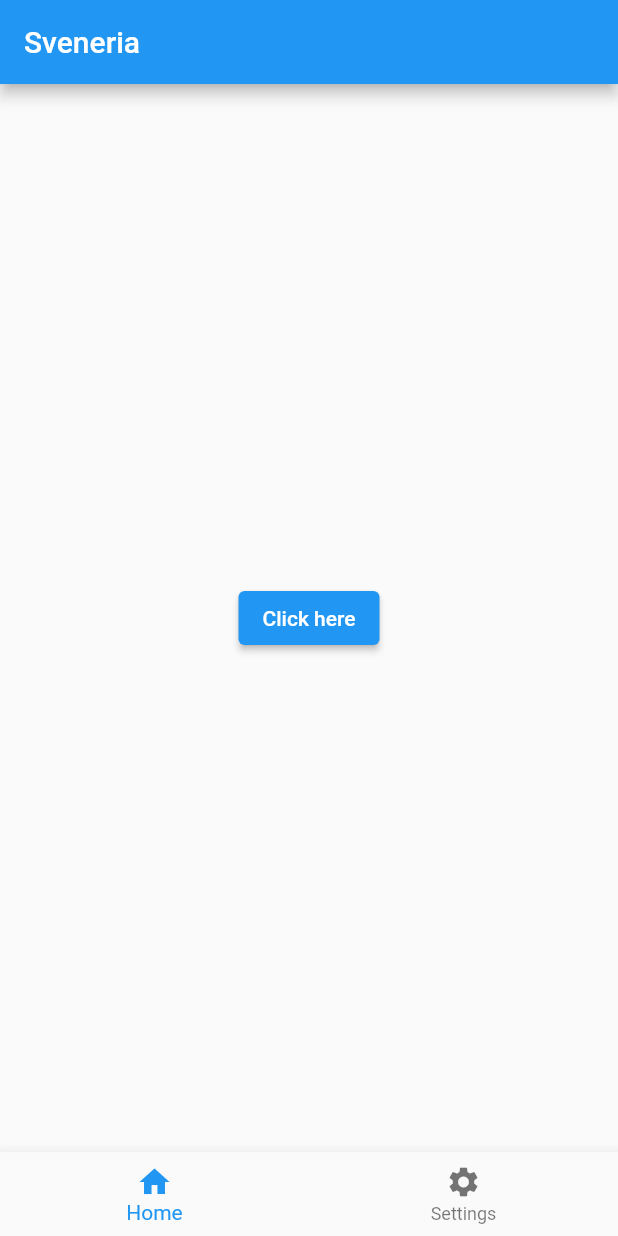
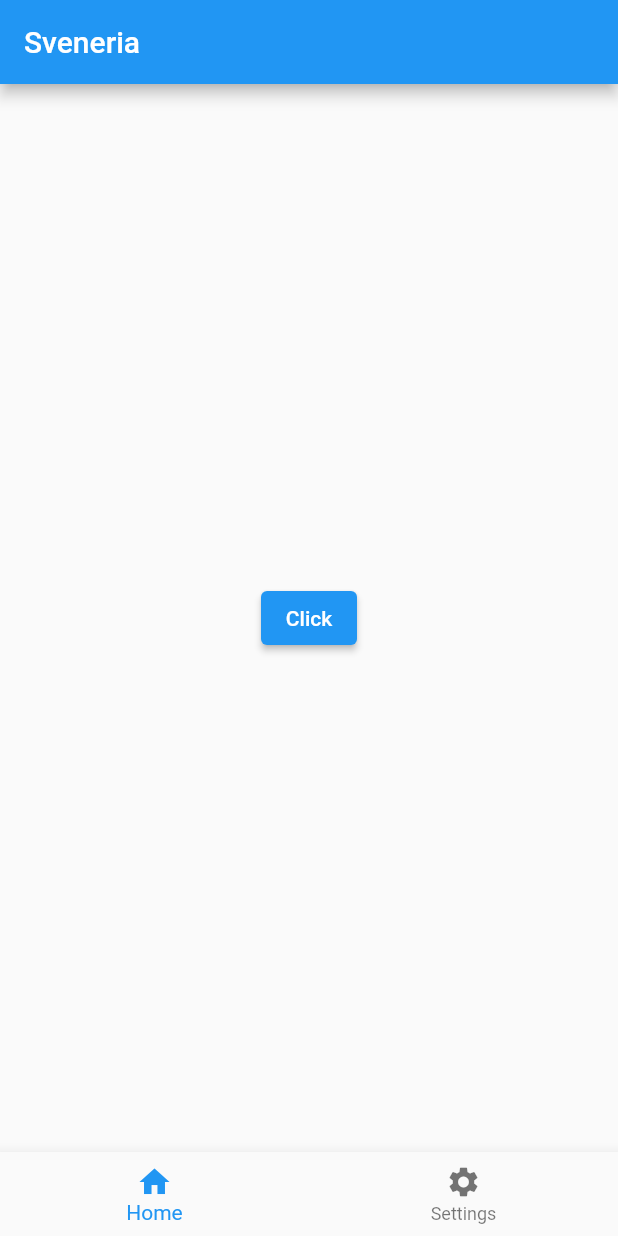
Before and after one commit to rjsnavarette03/flutter-basics, a Flutter app: the screen it shows after launch, on a phone screen of 412 x 824 dp. Run offline on Flutter 3.47's test engine with Material 2 defaults, Android fonts, the phone set to English and light mode, and no system bars.

Commit message:
Button Functionality

```diff
--- a/lib/main.dart
+++ b/lib/main.dart
@@ -4,8 +4,15 @@ void main() {
   runApp(const MyApp());
 }
 
-class MyApp extends StatelessWidget {
+class MyApp extends StatefulWidget {
   const MyApp({super.key});
+
+  @override
+  State<MyApp> createState() => _MyAppState();
+}
+
+class _MyAppState extends State<MyApp> {
+  String buttonName = 'Click';
 
   @override
   Widget build(BuildContext context) {
@@ -18,9 +25,11 @@ class MyApp extends StatelessWidget {
         body: Center(
           child: ElevatedButton(
             onPressed: () {
-              print('Print Something!');
+              setState(() {
+                buttonName = 'Clicked';
+              });
             },
-            child: const Text('Click here'),
+            child: Text(buttonName),
           ),
         ),
         bottomNavigationBar: BottomNavigationBar(
```
